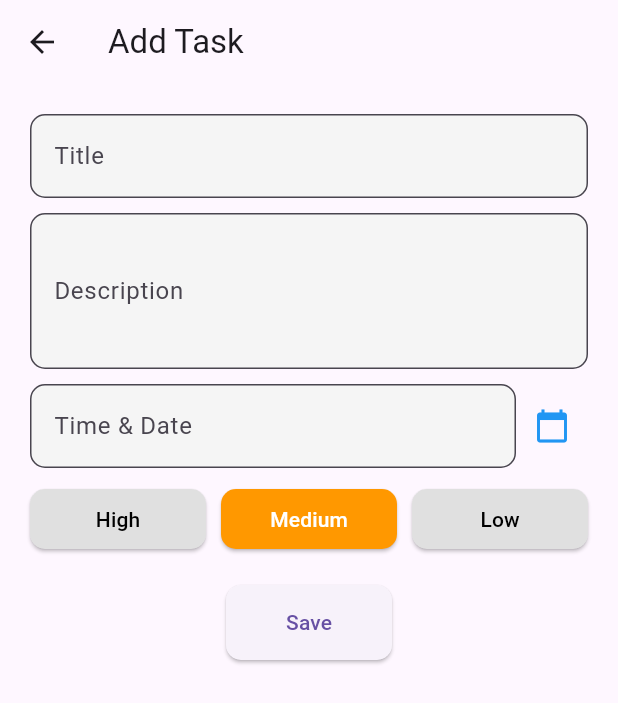
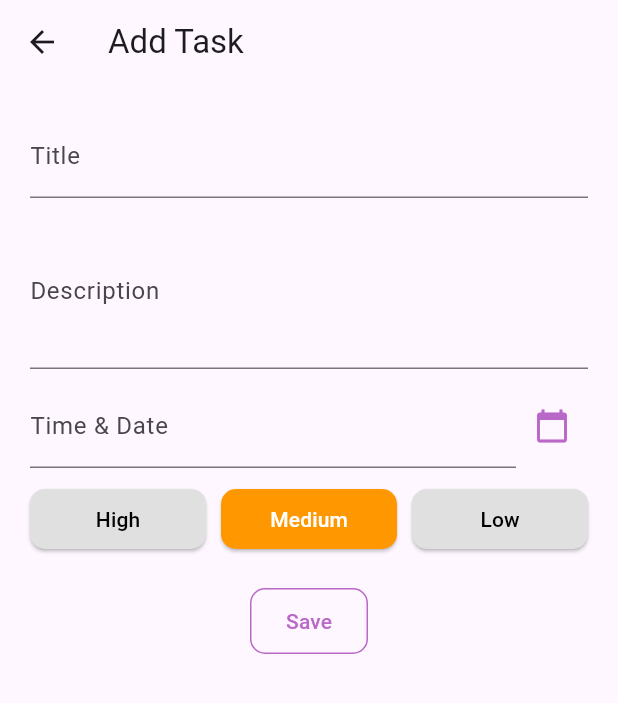
Before and after one commit to anjumArnab/Task-Manager, a Flutter app: the LoginCreateAccountScreen screen opened directly, after a tap on "Login", after a tap on the "add" icon, on a phone screen of 412 x 824 dp. Shown: the top 703 px of the screen. Run offline on Flutter 3.47's test engine with Material 3 defaults, Android fonts, the phone set to English and light mode, and no system bars; our stand-ins replace firebase_auth, firebase_core, sqflite; accounts and stored records are empty; network calls fail.

Commit message:
UI design changed

```diff
--- a/lib/main.dart
+++ b/lib/main.dart
@@ -1,5 +1,6 @@
 import 'package:database_app/firebase_options.dart';
-import 'package:database_app/screens/signUp.dart';
+import 'package:database_app/screens/login_create_account_screen.dart';
+import 'package:database_app/screens/task_manager.dart';
 import 'package:firebase_core/firebase_core.dart';
 import 'package:flutter/material.dart';
 
@@ -8,7 +9,6 @@ void main() async {
   await Firebase.initializeApp(
     options:DefaultFirebaseOptions.currentPlatform,
   );
-
   runApp(const DBApp());
 }
 
@@ -23,7 +23,7 @@ class DBApp extends StatelessWidget {
       theme: ThemeData(
         primarySwatch: Colors.blue,
       ),
-     home: LoginCreateAccountScreen(),
+     home: const LoginCreateAccountScreen(),
     );
   }
 }
--- a/lib/screens/create_task.dart
+++ b/lib/screens/create_task.dart
@@ -8,7 +8,7 @@ class CreateTaskPage extends StatefulWidget {
   final Task? task;
   final int? taskIndex;
 
-  const CreateTaskPage({Key? key, this.task, this.taskIndex}) : super(key: key);
+  const CreateTaskPage({super.key, this.task, this.taskIndex});
 
   @override
   _CreateTaskPageState createState() => _CreateTaskPageState();
@@ -53,7 +53,8 @@ class _CreateTaskPageState extends State<CreateTaskPage> {
           pickedTime.minute,
         );
         setState(() {
-          timeController.text = DateFormat('yyyy-MM-dd, h:mm a').format(finalDateTime);
+          timeController.text =
+              DateFormat('yyyy-MM-dd, h:mm a').format(finalDateTime);
         });
       }
     }
@@ -63,8 +64,10 @@ class _CreateTaskPageState extends State<CreateTaskPage> {
     return Expanded(
       child: ElevatedButton(
         style: ElevatedButton.styleFrom(
-          backgroundColor: priority == priorityValue ? color : Colors.grey.shade300,
-          foregroundColor: priority == priorityValue ? Colors.white : Colors.black,
+          backgroundColor:
+              priority == priorityValue ? color : Colors.grey.shade300,
+          foregroundColor:
+              priority == priorityValue ? Colors.white : Colors.black,
           shape: RoundedRectangleBorder(
             borderRadius: BorderRadius.circular(10),
           ),
@@ -97,11 +100,12 @@ class _CreateTaskPageState extends State<CreateTaskPage> {
       await _databaseHelper.updateTask(widget.task!);
     }
     Navigator.of(context).pushAndRemoveUntil(
-    MaterialPageRoute(builder: (context) => const TaskManager()), // Replace `HomeScreen` with your actual home screen widget.
+      MaterialPageRoute(
+          builder: (context) =>
+              const TaskManager()), // Replace `HomeScreen` with your actual home screen widget.
       (route) => false,
     );
   }
-
 
   @override
   Widget build(BuildContext context) {
@@ -118,11 +122,10 @@ class _CreateTaskPageState extends State<CreateTaskPage> {
                 controller: titleController,
                 decoration: InputDecoration(
                   labelText: 'Title',
-                  border: OutlineInputBorder(
-                    borderRadius: BorderRadius.circular(10),
+                  border: UnderlineInputBorder(
+                      borderSide: BorderSide(color: Colors.purple.shade300),
                     ),
-                  filled: true,
-                  fillColor: Colors.grey.shade100,
+
                 ),
               ),
               const SizedBox(height: 10),
@@ -131,11 +134,9 @@ class _CreateTaskPageState extends State<CreateTaskPage> {
                 maxLines: 3, // Allow the description field to have 5 lines
                 decoration: InputDecoration(
                   labelText: 'Description',
-                  border: OutlineInputBorder(
-                    borderRadius: BorderRadius.circular(10),
+                  border: UnderlineInputBorder(
+                      borderSide: BorderSide(color: Colors.purple.shade300),
                     ),
-                  filled: true,
-                  fillColor: Colors.grey.shade100,
                 ),
               ),
               const SizedBox(height: 10),
@@ -147,16 +148,15 @@ class _CreateTaskPageState extends State<CreateTaskPage> {
                       readOnly: true,
                       decoration: InputDecoration(
                         labelText: 'Time & Date',
-                        border: OutlineInputBorder(
-                          borderRadius: BorderRadius.circular(10),
+                        border: UnderlineInputBorder(
+                      borderSide: BorderSide(color: Colors.purple.shade300),
                     ),
-                        filled: true,
-                        fillColor: Colors.grey.shade100,
+
                       ),
                     ),
                   ),
                   IconButton(
-                    icon: const Icon(Icons.calendar_today, color: Colors.blue),
+                    icon: Icon(Icons.calendar_today, color: Colors.purple.shade300),
                     onPressed: _selectDateTime,
                   ),
                 ],
@@ -173,15 +173,23 @@ class _CreateTaskPageState extends State<CreateTaskPage> {
                 ],
               ),
               const SizedBox(height: 20),
-              ElevatedButton(
-                style: ElevatedButton.styleFrom(
-                  padding: const EdgeInsets.symmetric(vertical: 15, horizontal: 40),
+              OutlinedButton(
+                onPressed: _saveTask,
+                style: OutlinedButton.styleFrom(
                   shape: RoundedRectangleBorder(
-                    borderRadius: BorderRadius.circular(10),
+                    borderRadius: BorderRadius.circular(10), // Rounded corners
+                  ),
+                  side: BorderSide(color: Colors.purple.shade300, width: 1),
+                  padding:
+                      const EdgeInsets.symmetric(vertical: 12, horizontal: 24),
+                ),
+                child: Text(
+                  widget.task == null ? 'Save' : 'Update',
+                  style: TextStyle(
+                    color: Colors.purple.shade300,
+                    fontWeight: FontWeight.w500,
                   ),
                 ),
-                onPressed: _saveTask,
-                child: Text(widget.task == null ? 'Save' : 'Update'),
               ),
             ],
           ),
--- a/lib/screens/drawer.dart
+++ b/lib/screens/drawer.dart
@@ -30,14 +30,19 @@ class CustomDrawer extends StatelessWidget {
             accountName: Text(username),
             accountEmail: Text(email),
             currentAccountPicture: CircleAvatar(
-              backgroundImage: NetworkImage(profilePictureUrl), // Replace with user's profile picture URL
+              backgroundImage: NetworkImage(
+                  profilePictureUrl), // Replace with user's profile picture URL
+            ),
+            decoration: BoxDecoration(
+              color: Colors.purple.shade300, // Set background color
             ),
           ),
           // Backup Tasks Section
           ListTile(
-            leading: const Icon(Icons.cloud),
+            leading: Icon(Icons.cloud, color: Colors.purple.shade300),
             title: const Text('Backup to Cloud'), // Backup Tasks to Cloud
             trailing: Switch(
+              focusColor: Colors.purple.shade300,
               value: isBackupEnabled,
               onChanged: onBackupToggle,
             ),
@@ -47,14 +52,14 @@ class CustomDrawer extends StatelessWidget {
 
           // Logout Button
           ListTile(
-            leading: const Icon(Icons.logout),
+            leading: Icon(Icons.logout, color: Colors.purple.shade300),
             title: const Text('Logout'),
             onTap: onLogout, // Add logout functionality here
           ),
 
           // Exit Button
           ListTile(
-            leading: const Icon(Icons.exit_to_app),
+            leading: Icon(Icons.exit_to_app, color: Colors.purple.shade300),
             title: const Text('Exit'),
             onTap: onExit, // Add exit functionality here
           ),
--- a/lib/screens/signUp.dart
+++ b/lib/screens/login_create_account_screen.dart
@@ -5,7 +5,10 @@ import 'package:firebase_auth/firebase_auth.dart';
 import 'task_manager.dart';
 
 class LoginCreateAccountScreen extends StatefulWidget {
+  const LoginCreateAccountScreen({super.key});
+
   @override
+  // ignore: library_private_types_in_public_api
   _LoginCreateAccountScreenState createState() =>
       _LoginCreateAccountScreenState();
 }
@@ -17,7 +20,7 @@ class _LoginCreateAccountScreenState extends State<LoginCreateAccountScreen> {
   final TextEditingController _emailController = TextEditingController();
   final TextEditingController _passwordController = TextEditingController();
 
-  FirebaseAuthMethods _authMethods = FirebaseAuthMethods(FirebaseAuth.instance);
+  final FirebaseAuthMethods _authMethods = FirebaseAuthMethods(FirebaseAuth.instance);
 
   void _toggleScreens() {
     setState(() {
@@ -39,7 +42,7 @@ class _LoginCreateAccountScreenState extends State<LoginCreateAccountScreen> {
       if (FirebaseAuth.instance.currentUser != null) {
         Navigator.pushReplacement(
           context,
-          MaterialPageRoute(builder: (context) => TaskManager()),
+          MaterialPageRoute(builder: (context) => const TaskManager()),
         );
       }
     } else {
@@ -52,7 +55,7 @@ class _LoginCreateAccountScreenState extends State<LoginCreateAccountScreen> {
       if (FirebaseAuth.instance.currentUser != null) {
         Navigator.pushReplacement(
           context,
-          MaterialPageRoute(builder: (context) => TaskManager()),
+          MaterialPageRoute(builder: (context) => const TaskManager()),
         );
       }
     }
@@ -81,28 +84,32 @@ class _LoginCreateAccountScreenState extends State<LoginCreateAccountScreen> {
                   ),
                 ),
                 const SizedBox(height: 16),
-                TextField(
+                TextFormField(
                   controller: _emailController,
-                  decoration: const InputDecoration(
+                  decoration: InputDecoration(
                     labelText: 'Email',
                     hintText: 'Enter your email',
-                    border: OutlineInputBorder(),
+                    border: UnderlineInputBorder(
+                      borderSide: BorderSide(color: Colors.purple.shade300),
+                    ),
                   ),
                   keyboardType: TextInputType.emailAddress,
                 ),
                 const SizedBox(height: 16),
-                TextField(
+                TextFormField(
                   controller: _passwordController,
                   decoration: InputDecoration(
                     labelText: 'Password',
                     hintText: 'Enter your password',
-                    border: const OutlineInputBorder(),
+                    border: UnderlineInputBorder(
+                      borderSide: BorderSide(color: Colors.purple.shade300),
+                    ),
                     suffixIcon: IconButton(
                       icon: Icon(
-                        _isPasswordVisible
-                            ? Icons.visibility
-                            : Icons.visibility_off,
-                      ),
+                          _isPasswordVisible
+                              ? Icons.visibility
+                              : Icons.visibility_off,
+                          color: Colors.purple.shade300),
                       onPressed: () {
                         setState(() {
                           _isPasswordVisible = !_isPasswordVisible;
@@ -113,16 +120,24 @@ class _LoginCreateAccountScreenState extends State<LoginCreateAccountScreen> {
                   obscureText: !_isPasswordVisible,
                 ),
                 const SizedBox(height: 16),
-                ElevatedButton(
-                  style: ElevatedButton.styleFrom(
+                OutlinedButton(
+                  onPressed: _authenticate,
+                  style: OutlinedButton.styleFrom(
+                    shape: RoundedRectangleBorder(
+                      borderRadius:
+                          BorderRadius.circular(10), // Rounded corners
+                    ),
+                    side: BorderSide(color: Colors.purple.shade300, width: 1),
                     padding: const EdgeInsets.symmetric(
-                        vertical: 15, horizontal: 40),
-                    shape: RoundedRectangleBorder(
-                      borderRadius: BorderRadius.circular(10),
+                        vertical: 12, horizontal: 24),
+                  ),
+                  child: Text(
+                    _isLoginScreen ? 'Login' : 'Create Account',
+                    style: TextStyle(
+                      color: Colors.purple.shade300,
+                      fontWeight: FontWeight.w500,
                     ),
                   ),
-                  onPressed: _authenticate,
-                  child: Text(_isLoginScreen ? 'Login' : 'Create Account', style: const TextStyle(fontSize: 17)),
                 ),
                 const SizedBox(height: 15),
                 RichText(
@@ -155,3 +170,22 @@ class _LoginCreateAccountScreenState extends State<LoginCreateAccountScreen> {
     );
   }
 }
+/*
+OutlinedButton(
+  onPressed: _authenticate,
+  style: OutlinedButton.styleFrom(
+    shape: RoundedRectangleBorder(
+      borderRadius: BorderRadius.circular(20), // Rounded corners
+    ),
+    side: BorderSide(color: Colors.purple.shade300, width: 1),
+    padding: EdgeInsets.symmetric(vertical: 12, horizontal: 24),
+  ),
+  child: Text(
+    _isLoginScreen ? 'Login' : 'Create Account', style: const TextStyle(fontSize: 17),
+    style: TextStyle(
+      color: Colors.purple.shade300,
+      fontWeight: FontWeight.w500,
+    ),
+  ),
+)
+*/
--- a/lib/screens/task_manager.dart
+++ b/lib/screens/task_manager.dart
@@ -72,11 +72,13 @@ class _TaskManagerState extends State<TaskManager> {
       appBar: AppBar(
         title: const Text('Task Manager'),
       ),
-      drawer: CustomDrawer(  // Add the drawer here
-        username: 'Sakib Anjum Arnab',  // Sample data for username
-        email: 'arnab@example.com',  // Sample email
-        profilePictureUrl: 'https://www.example.com/profile-picture.jpg',  // Sample profile image URL
-        isBackupEnabled: false,  // Sample value for backup switch
+      drawer: CustomDrawer(
+        // Add the drawer here
+        username: 'Sakib Anjum Arnab', // Sample data for username
+        email: 'arnab@example.com', // Sample email
+        profilePictureUrl:
+            'https://www.example.com/profile-picture.jpg', // Sample profile image URL
+        isBackupEnabled: false, // Sample value for backup switch
         onBackupToggle: (bool value) {
           // Handle backup toggle functionality here
         },
@@ -127,15 +129,20 @@ class _TaskManagerState extends State<TaskManager> {
                 },
               ),
             ),
-      floatingActionButton: ClipOval(
-        child: FloatingActionButton(
+      floatingActionButton: FloatingActionButton(
         onPressed: _addNewTask,
-          backgroundColor: Colors.blue.shade300,
-          elevation: 8,
+        elevation: 1, // Remove shadow
+        //backgroundColor: Colors.transparent, // Transparent background
+        shape: RoundedRectangleBorder(
+          borderRadius: BorderRadius.circular(30), // Rounded corners
+          side: BorderSide(
+            color: Colors.purple.shade300, // Border color
+            width: 2, // Border width
+          ),
+        ),
         child: const Icon(
           Icons.add,
-            color: Colors.white,
-          ),
+          color: Colors.purple, // Icon color matches the border
         ),
       ),
     );
--- a/lib/services/firebase_auth_methods.dart
+++ b/lib/services/firebase_auth_methods.dart
@@ -1,6 +1,6 @@
 import 'package:firebase_auth/firebase_auth.dart';
 import 'package:flutter/material.dart';
-import '../utils/showsnackbar.dart';
+import '../utils/show_snack_bar.dart';
 
 class FirebaseAuthMethods {
   final FirebaseAuth _auth;
--- a/lib/utils/showSnackBar.dart
+++ /dev/null
@@ -1,34 +0,0 @@
-import 'package:flutter/material.dart';
-
-void showSnackBar(BuildContext context, String text) {
-  ScaffoldMessenger.of(context).showSnackBar(
-    SnackBar(
-      backgroundColor: Colors.green.shade500,
-      content: Row(
-        children: [
-          const Icon(Icons.error_outline_rounded, color: Colors.white),
-          const SizedBox(width: 10),
-          Expanded(
-            child: Text(
-              text,
-              style: const TextStyle(color: Colors.white),
-            ),
-          ),
-        ],
-      ),
-      behavior: SnackBarBehavior.floating,
-      shape: RoundedRectangleBorder(
-        borderRadius: BorderRadius.circular(12),
-      ),
-      margin: const EdgeInsets.all(15),
-      duration: const Duration(seconds: 3),
-      action: SnackBarAction(
-        label: 'Dismiss',
-        textColor: Colors.white,
-        onPressed: () {
-          ScaffoldMessenger.of(context).hideCurrentSnackBar();
-        },
-      ),
-    ),
-  );
-}
--- /dev/null
+++ b/lib/utils/show_snack_bar.dart
@@ -0,0 +1,42 @@
+import 'package:flutter/material.dart';
+
+void showSnackBar(BuildContext context, String message) {
+  ScaffoldMessenger.of(context).showSnackBar(
+    SnackBar(
+      backgroundColor: Colors.transparent,
+      content: Container(
+        decoration: BoxDecoration(
+          color: Colors.white,
+          borderRadius: BorderRadius.circular(12),
+          border: Border.all(
+            color: Colors.purple.shade300,
+            width: 2,
+          ),
+        ),
+        padding: const EdgeInsets.all(12),
+        child: Row(
+          children: [
+            Icon(
+              Icons.error_outline_rounded,
+              color: Colors.purple.shade300,
+            ),
+            const SizedBox(width: 10),
+            Expanded(
+              child: Text(
+                message,
+                style: TextStyle(
+                  color: Colors.purple.shade300,
+                  fontSize: 15,
+                  fontWeight: FontWeight.w500
+                ),
+              ),
+            ),
+          ],
+        ),
+      ),
+      behavior: SnackBarBehavior.floating,
+      margin: const EdgeInsets.all(15),
+      duration: const Duration(seconds: 3),
+    ),
+  );
+}
```
Lines whose indentation alone changed are shown as unchanged.
